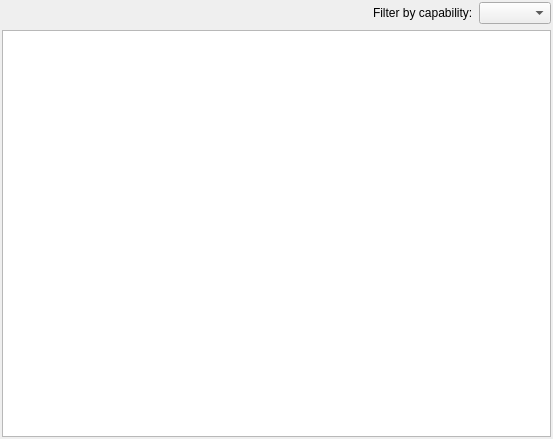
First picture: the form in src/tomahawk/dialogs/Settings_Accounts.ui, repository tomahawk-player/tomahawk, before the edit.
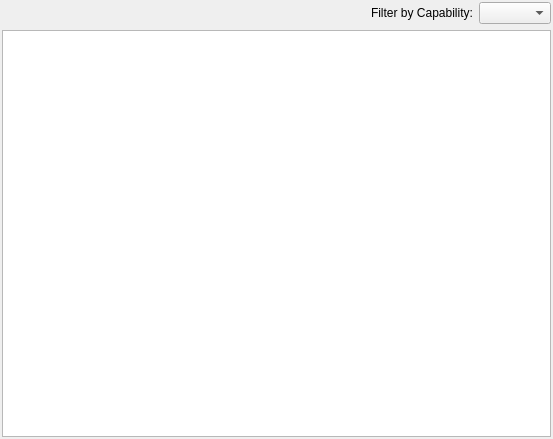
Second picture: the form after the edit. Custom widgets are drawn as their Qt base class.

Commit message: Clean up some text and labels to make them easier to understand

Diff of the .ui file:
```diff
--- a/src/tomahawk/dialogs/Settings_Accounts.ui
+++ b/src/tomahawk/dialogs/Settings_Accounts.ui
@@ -45,7 +45,7 @@
      <item>
       <widget class="QLabel" name="label">
        <property name="text">
-        <string>Filter by capability:</string>
+        <string>Filter by Capability:</string>
        </property>
       </widget>
      </item>
```
Left out of the diff: 11 changed lines with no effect on the pictures. The commit also changes 3 other files.
